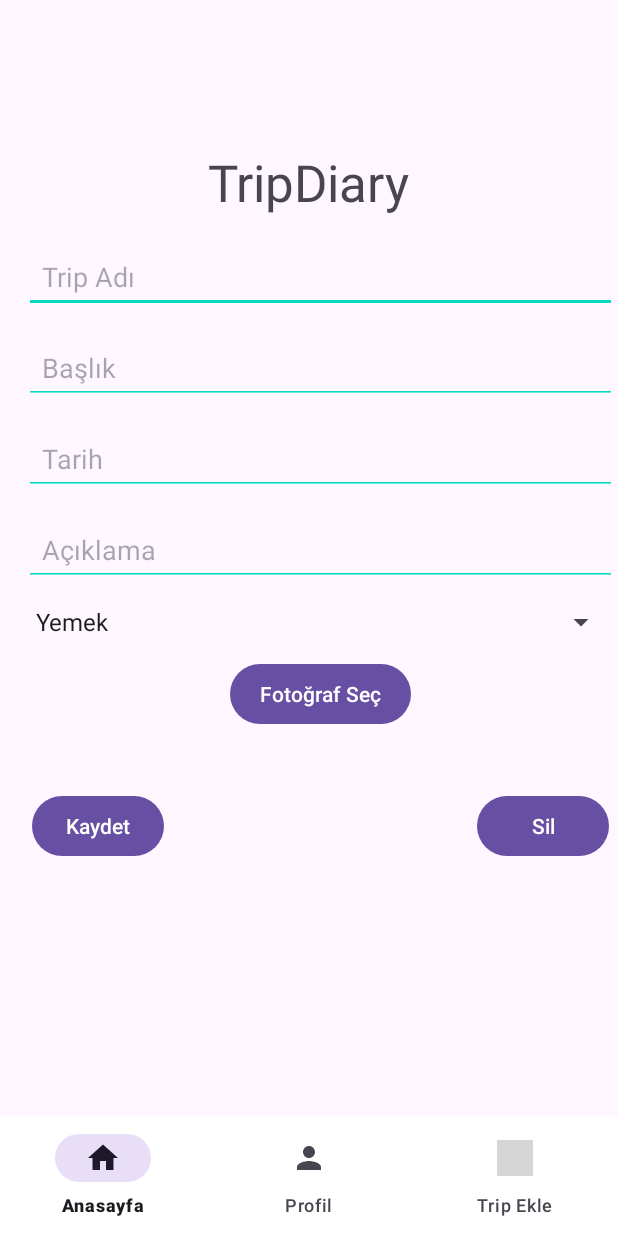
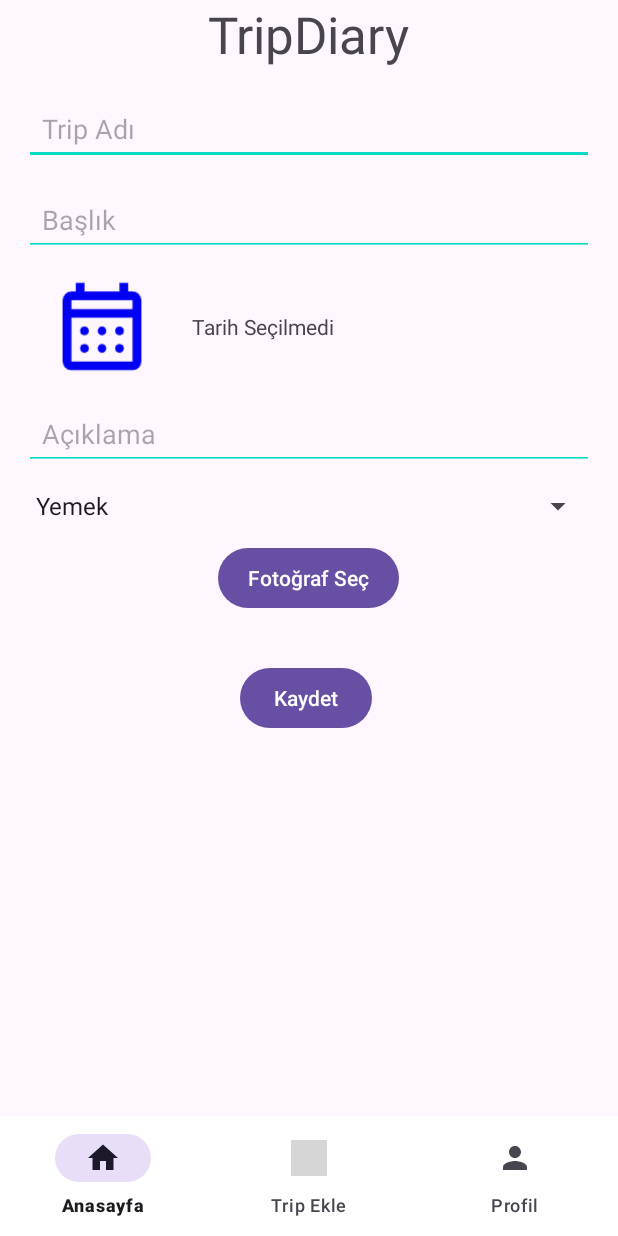
Before and after one commit to nrlhhlcn/TripDiary, an Android app: the SettingsFragment screen opened directly, with no data from a screen before it, on a phone screen of 412 x 824 dp. Run offline under Robolectric (Android 15) with nearby library versions, the phone set to English and light mode, and no system bars; grey boxes are pictures that could not be loaded.

Commit message:
düzenleme yapildi

```diff
--- a/app/src/main/AndroidManifest.xml
+++ b/app/src/main/AndroidManifest.xml
@@ -22,6 +22,10 @@
             android:name=".DashboardActivity"
             android:exported="false" />
         <activity
+            android:name=".SettingsActivity"
+            android:windowSoftInputMode="adjustResize" />
+
+        <activity
             android:name=".AnaSayfa"
             android:exported="false" />
         <activity
--- a/app/src/main/res/layout/fragment_settings.xml
+++ b/app/src/main/res/layout/fragment_settings.xml
@@ -11,13 +11,28 @@
         android:layout_height="match_parent"
         android:backgroundTint="#BAD9F2">
 
+        <TextView
+            android:id="@+id/textView3"
+            android:layout_width="wrap_content"
+            android:layout_height="wrap_content"
+            android:text="TripDiary"
+            android:textSize="34sp"
+            app:layout_constraintBottom_toTopOf="@+id/scrollView2"
+            app:layout_constraintEnd_toEndOf="parent"
+            app:layout_constraintHorizontal_bias="0.498"
+            app:layout_constraintStart_toStartOf="parent"
+            app:layout_constraintTop_toTopOf="parent"
+            app:layout_constraintVertical_bias="1.0" />
+
         <ScrollView
             android:id="@+id/scrollView2"
-            android:layout_width="427dp"
-            android:layout_height="600dp"
+            android:layout_width="0dp"
+            android:layout_height="0dp"
             android:padding="16dp"
             app:layout_constraintBottom_toBottomOf="parent"
-            app:layout_constraintStart_toStartOf="parent">
+            app:layout_constraintTop_toBottomOf="@+id/textView3"
+            app:layout_constraintStart_toStartOf="parent"
+            app:layout_constraintEnd_toEndOf="parent">
 
             <LinearLayout
                 android:layout_width="match_parent"
@@ -43,14 +58,27 @@
                     android:hint="Başlık"
                     android:padding="12dp" />
 
-                <EditText
-                    android:id="@+id/tripDateEditText"
+                <LinearLayout
                     android:layout_width="match_parent"
-                    android:layout_height="wrap_content"
-                    android:layout_marginBottom="12dp"
-                    android:backgroundTint="@color/teal_200"
-                    android:hint="Tarih"
-                    android:padding="12dp" />
+                    android:layout_height="70dp"
+                    android:gravity="center_vertical"
+                    android:layout_marginBottom="12dp">
+
+                    <ImageView
+                        android:id="@+id/tripDateEdit"
+                        android:layout_width="wrap_content"
+                        android:layout_height="wrap_content"
+                        android:src="@drawable/clock"
+                        android:scaleType="fitCenter" />
+
+                    <TextView
+                        android:id="@+id/tripDateEditText"
+                        android:layout_width="match_parent"
+                        android:layout_height="wrap_content"
+                        android:paddingStart="8dp"
+                        android:text="Tarih Seçilmedi"
+                        android:gravity="center_vertical" />
+                </LinearLayout>
 
                 <EditText
                     android:id="@+id/tripDescriptionEditText"
@@ -80,41 +108,21 @@
                     android:layout_height="82dp">
 
                     <Button
-                        android:id="@+id/deleteTripsButton"
-                        android:layout_width="wrap_content"
-                        android:layout_height="wrap_content"
-                        android:layout_marginEnd="5dp"
-                        android:layout_marginBottom="10dp"
-                        android:paddingHorizontal="20dp"
-                        android:text="Sil"
-                        app:layout_constraintBottom_toBottomOf="parent"
-                        app:layout_constraintEnd_toEndOf="parent" />
-
-                    <Button
                         android:id="@+id/saveTripButton"
                         android:layout_width="wrap_content"
                         android:layout_height="wrap_content"
-                        android:layout_marginStart="5dp"
+                        android:layout_marginStart="144dp"
+                        android:layout_marginTop="16dp"
                         android:paddingHorizontal="20dp"
                         android:text="Kaydet"
-                        app:layout_constraintBottom_toBottomOf="@+id/deleteTripsButton"
-                        app:layout_constraintStart_toStartOf="parent" />
+                        app:layout_constraintStart_toStartOf="parent"
+                        app:layout_constraintTop_toTopOf="parent" />
                 </androidx.constraintlayout.widget.ConstraintLayout>
+
+                <View
+                    android:layout_width="match_parent"
+                    android:layout_height="100dp" />
             </LinearLayout>
         </ScrollView>
-
-        <TextView
-            android:id="@+id/textView3"
-            android:layout_width="wrap_content"
-            android:layout_height="wrap_content"
-            android:text="TripDiary"
-            android:textSize="34sp"
-            app:layout_constraintBottom_toTopOf="@+id/scrollView2"
-            app:layout_constraintEnd_toEndOf="parent"
-            app:layout_constraintHorizontal_bias="0.498"
-            app:layout_constraintStart_toStartOf="parent"
-            app:layout_constraintTop_toTopOf="parent"
-            app:layout_constraintVertical_bias="1.0" />
     </androidx.constraintlayout.widget.ConstraintLayout>
-
 </FrameLayout>
--- a/app/src/main/res/menu/nav_menu.xml
+++ b/app/src/main/res/menu/nav_menu.xml
@@ -4,12 +4,13 @@
         android:id="@+id/nav_home"
         android:icon="@drawable/home"
         android:title="Anasayfa" />
+
+    <item
+        android:id="@+id/nav_settings"
+        android:icon="@drawable/add_icon"
+        android:title="Trip Ekle" />
     <item
         android:id="@+id/nav_profile"
         android:icon="@drawable/baseline_person_24"
         android:title="Profil" />
-    <item
-        android:id="@+id/nav_settings"
-        android:icon="@drawable/add_icon"
-        android:title="Trip Ekle" />
 </menu>
```
Also changed, not shown: app/src/main/java/com/mutu/tripdiary/SettingsFragment.kt (+59 -55 lines), app/src/main/java/com/mutu/tripdiary/TripAdaptor.kt (+9 -1 lines), app/src/main/res/drawable/clock.png (added), 25 other files.
